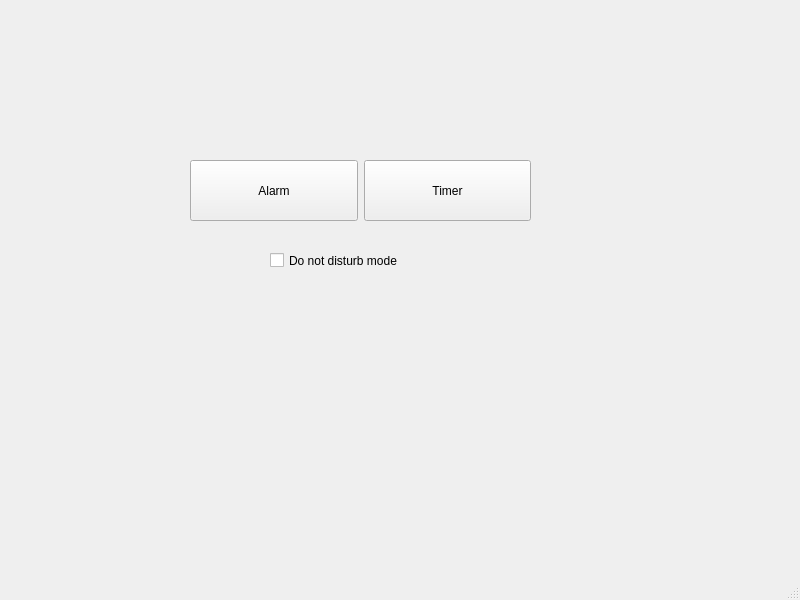
Enotik98/Lab_2, file mainwindow.ui: the form before one commit.
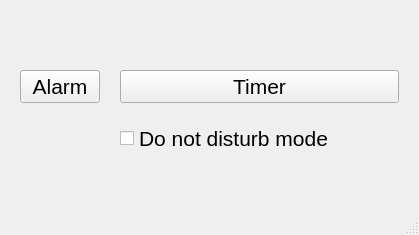
The form after the commit.

Patch:
```diff
--- a/mainwindow.ui
+++ b/mainwindow.ui
@@ -6,69 +6,110 @@
    <rect>
     <x>0</x>
     <y>0</y>
-    <width>800</width>
-    <height>600</height>
+    <width>419</width>
+    <height>235</height>
    </rect>
   </property>
   <property name="windowTitle">
    <string>MainWindow</string>
   </property>
   <widget class="QWidget" name="centralwidget">
-   <widget class="QWidget" name="horizontalLayoutWidget">
-    <property name="geometry">
-     <rect>
-      <x>190</x>
-      <y>160</y>
-      <width>341</width>
-      <height>61</height>
-     </rect>
+   <layout class="QFormLayout" name="formLayout">
+    <property name="labelAlignment">
+     <set>Qt::AlignCenter</set>
     </property>
-    <layout class="QHBoxLayout" name="horizontalLayout">
-     <property name="spacing">
-      <number>-1</number>
-     </property>
-     <item>
-      <widget class="QPushButton" name="alarm">
+    <property name="formAlignment">
+     <set>Qt::AlignCenter</set>
+    </property>
+    <property name="horizontalSpacing">
+     <number>20</number>
+    </property>
+    <property name="verticalSpacing">
+     <number>20</number>
+    </property>
+    <property name="leftMargin">
+     <number>20</number>
+    </property>
+    <property name="topMargin">
+     <number>20</number>
+    </property>
+    <property name="rightMargin">
+     <number>20</number>
+    </property>
+    <item row="3" column="1">
+     <widget class="QCheckBox" name="not_disturb">
        <property name="sizePolicy">
-        <sizepolicy hsizetype="Minimum" vsizetype="Preferred">
+       <sizepolicy hsizetype="Fixed" vsizetype="Fixed">
          <horstretch>0</horstretch>
          <verstretch>0</verstretch>
         </sizepolicy>
        </property>
+      <property name="font">
+       <font>
+        <pointsize>16</pointsize>
+       </font>
+      </property>
        <property name="text">
-        <string>Alarm</string>
+       <string>Do not disturb mode</string>
+      </property>
+      <property name="iconSize">
+       <size>
+        <width>20</width>
+        <height>16</height>
+       </size>
        </property>
       </widget>
      </item>
-     <item>
+    <item row="2" column="1">
       <widget class="QPushButton" name="timer">
        <property name="sizePolicy">
-        <sizepolicy hsizetype="Minimum" vsizetype="Preferred">
+       <sizepolicy hsizetype="Preferred" vsizetype="Preferred">
          <horstretch>0</horstretch>
          <verstretch>0</verstretch>
         </sizepolicy>
        </property>
+      <property name="font">
+       <font>
+        <pointsize>16</pointsize>
+       </font>
+      </property>
        <property name="text">
         <string>Timer</string>
        </property>
+      <property name="iconSize">
+       <size>
+        <width>20</width>
+        <height>16</height>
+       </size>
+      </property>
+     </widget>
+    </item>
+    <item row="2" column="0">
+     <widget class="QPushButton" name="alarm">
+      <property name="sizePolicy">
+       <sizepolicy hsizetype="Preferred" vsizetype="Fixed">
+        <horstretch>0</horstretch>
+        <verstretch>0</verstretch>
+       </sizepolicy>
+      </property>
+      <property name="font">
+       <font>
+        <pointsize>16</pointsize>
+       </font>
+      </property>
+      <property name="text">
+       <string>Alarm</string>
+      </property>
+      <property name="iconSize">
+       <size>
+        <width>20</width>
+        <height>16</height>
+       </size>
+      </property>
       </widget>
      </item>
     </layout>
    </widget>
-   <widget class="QCheckBox" name="not_disturb">
-    <property name="geometry">
-     <rect>
-      <x>270</x>
-      <y>250</y>
-      <width>201</width>
-      <height>21</height>
-     </rect>
-    </property>
-    <property name="text">
-     <string>Do not disturb mode</string>
-    </property>
-   </widget>
-  </widget>
   <widget class="QMenuBar" name="menubar">
    <property name="geometry">
     <rect>
```
Left out of the diff: 2 changed lines with no effect on the pictures. Lines whose indentation alone changed are shown as unchanged.
